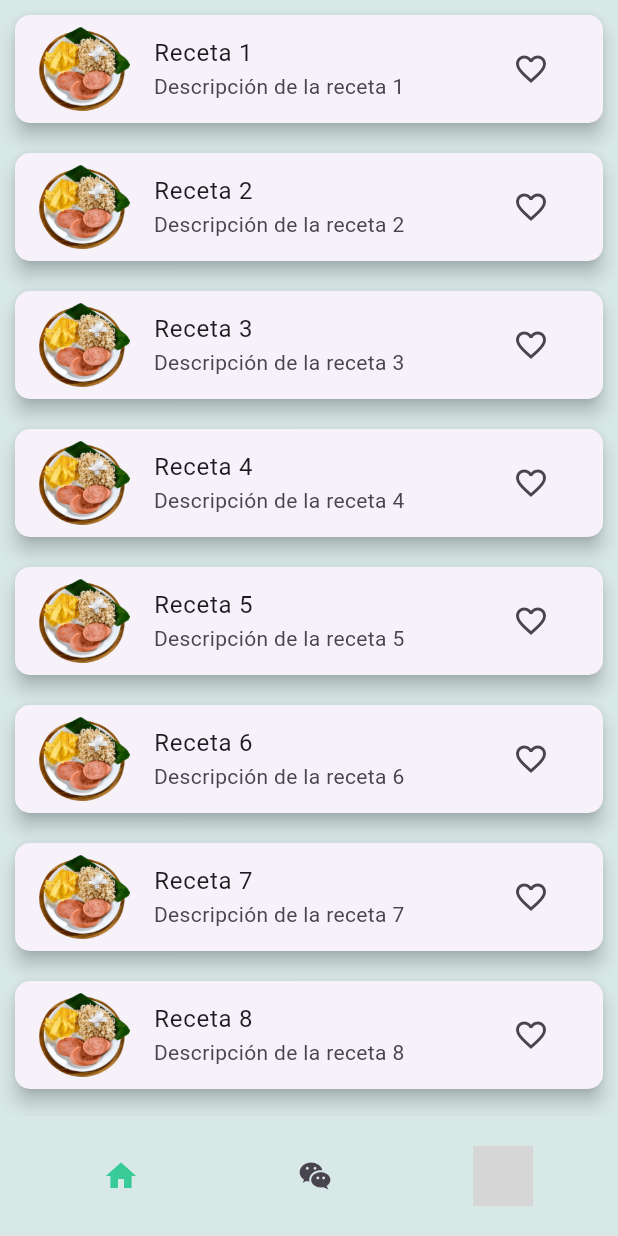
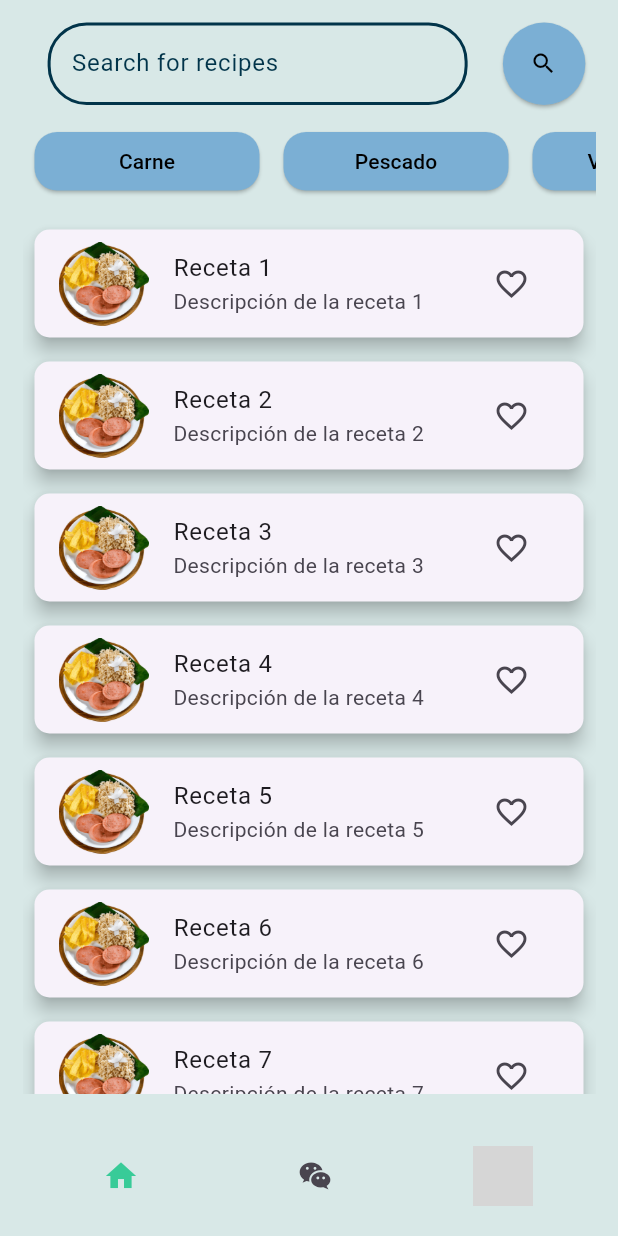
Before and after one commit to antoniofdez20/my_healthy_ai, a Flutter app: the HomeScreen screen opened by its route, on a phone screen of 412 x 824 dp. Run offline on Flutter 3.47's test engine with Material 3 defaults, Android fonts, the phone set to English and light mode, and no system bars; our stand-ins replace cached_network_image, cloud_firestore, firebase_auth, firebase_core, get, google_sign_in and 2 more; accounts and stored records are empty; grey boxes are pictures that could not be loaded.

```diff
--- a/lib/controllers/recetas_controller.dart
+++ b/lib/controllers/recetas_controller.dart
@@ -1,7 +1,18 @@
+import 'package:flutter/material.dart';
 import 'package:get/get.dart';
 
 class RecetasController extends GetxController {
   final RxList<Map<String, dynamic>> recetas = <Map<String, dynamic>>[].obs;
+  TextEditingController searchController = TextEditingController();
+  final List<String> filtros = [
+    'Carne',
+    'Pescado',
+    'Vegetariano',
+    'Comida',
+    'Cena',
+    'Postre',
+    'Desayuno',
+  ];
 
   @override
   void onInit() {
--- a/lib/routes/app_pages.dart
+++ b/lib/routes/app_pages.dart
@@ -38,6 +38,7 @@ class AppPages {
       page: () => const ProfileScreen(),
       binding: BindingsBuilder(() {
         Get.lazyPut<AuthController>(() => AuthController());
+        Get.lazyPut<RecetasController>(() => RecetasController());
       }),
     ),
     GetPage(
--- a/lib/screens/home_screen.dart
+++ b/lib/screens/home_screen.dart
@@ -1,6 +1,7 @@
 import 'package:flutter/material.dart';
 import 'package:get/get.dart';
 import 'package:my_healthy_ai/controllers/controllers.dart';
+import 'package:my_healthy_ai/utils/utils.dart';
 import 'package:my_healthy_ai/widgets/widgets.dart';
 
 class HomeScreen extends StatelessWidget {
@@ -11,7 +12,71 @@ class HomeScreen extends StatelessWidget {
     final authController = Get.find<AuthController>();
     final recetasController = Get.find<RecetasController>();
     return Scaffold(
-      body: Obx(
+      body: SafeArea(
+        child: Container(
+          width: double.infinity,
+          height: double.infinity,
+          padding: const EdgeInsets.all(15),
+          child: Column(
+            mainAxisAlignment: MainAxisAlignment.start,
+            crossAxisAlignment: CrossAxisAlignment.center,
+            children: [
+              Row(
+                mainAxisAlignment: MainAxisAlignment.spaceAround,
+                crossAxisAlignment: CrossAxisAlignment.center,
+                children: [
+                  const SizedBox(
+                    width: 10,
+                  ),
+                  SizedBox(
+                    width: 280,
+                    height: 55,
+                    child: CustomTextField(
+                        hintTextCustom: 'Search for recipes',
+                        controller: recetasController.searchController),
+                  ),
+                  const SizedBox(
+                    width: 10,
+                  ),
+                  ElevatedButton(
+                    style: ElevatedButton.styleFrom(
+                      padding: const EdgeInsets.only(right: 1),
+                      backgroundColor: MyColors.carolinaBlue,
+                      fixedSize: const Size(55, 55),
+                      shape: const CircleBorder(),
+                    ),
+                    onPressed: () {},
+                    child: const Icon(Icons.search),
+                  ),
+                ],
+              ),
+              const SizedBox(height: 10),
+              SizedBox(
+                height: 55,
+                child: ListView.builder(
+                  scrollDirection: Axis.horizontal,
+                  itemCount: recetasController.filtros.length,
+                  itemBuilder: (context, index) {
+                    return Padding(
+                      padding: const EdgeInsets.all(8),
+                      child: ElevatedButton(
+                        style: ElevatedButton.styleFrom(
+                          fixedSize: const Size(150, 55),
+                          backgroundColor: MyColors.carolinaBlue,
+                          shape: RoundedRectangleBorder(
+                            borderRadius: BorderRadius.circular(15),
+                          ),
+                        ),
+                        onPressed: () {},
+                        child: Text(recetasController.filtros[index]),
+                      ),
+                    );
+                  },
+                ),
+              ),
+              const SizedBox(height: 10),
+              Expanded(
+                child: Obx(
                   () => ListView.builder(
                     itemCount: recetasController.recetas.length,
                     itemBuilder: (context, index) {
@@ -21,7 +86,7 @@ class HomeScreen extends StatelessWidget {
                         shape: RoundedRectangleBorder(
                           borderRadius: BorderRadius.circular(10),
                         ),
-              margin: const EdgeInsets.all(10),
+                        margin: const EdgeInsets.all(8),
                         child: ListTile(
                           leading: Image.asset(receta['image']),
                           title: Text(receta['title']),
@@ -30,11 +95,17 @@ class HomeScreen extends StatelessWidget {
                             icon: receta['isFavourite']
                                 ? const Icon(Icons.favorite, color: Colors.red)
                                 : const Icon(Icons.favorite_border),
-                  onPressed: () => recetasController.toggleFavourite(index),
+                            onPressed: () =>
+                                recetasController.toggleFavourite(index),
                           ),
                         ),
                       );
                     },
+                  ),
+                ),
+              ),
+            ],
+          ),
         ),
       ),
       bottomNavigationBar: CustomNavigationBar(
--- /dev/null
+++ b/lib/widgets/custom_text_field.dart
@@ -0,0 +1,38 @@
+import 'package:flutter/material.dart';
+import 'package:my_healthy_ai/utils/utils.dart';
+
+class CustomTextField extends StatelessWidget {
+  const CustomTextField(
+      {super.key, required this.hintTextCustom, required this.controller});
+  final String hintTextCustom;
+  final TextEditingController controller;
+
+  @override
+  Widget build(BuildContext context) {
+    return TextField(
+      autocorrect: true,
+      keyboardType: TextInputType.text,
+      cursorColor: MyColors.prussianBlue,
+      style: const TextStyle(color: MyColors.prussianBlue),
+      decoration: InputDecoration(
+        hintText: hintTextCustom,
+        hintStyle: const TextStyle(color: MyColors.prussianBlue),
+        enabledBorder: const OutlineInputBorder(
+          borderSide: BorderSide(
+            color: MyColors.prussianBlue,
+            width: 2,
+          ),
+          borderRadius: BorderRadius.all(Radius.circular(26)),
+        ),
+        focusedBorder: const OutlineInputBorder(
+          borderSide: BorderSide(
+            color: MyColors.prussianBlue,
+            width: 2,
+          ),
+          borderRadius: BorderRadius.all(Radius.circular(26)),
+        ),
+      ),
+      controller: controller,
+    );
+  }
+}
--- a/lib/widgets/widgets.dart
+++ b/lib/widgets/widgets.dart
@@ -1,3 +1,4 @@
+export 'package:my_healthy_ai/widgets/custom_text_field.dart';
 export 'package:my_healthy_ai/widgets/create_account_form.dart';
 export 'package:my_healthy_ai/widgets/login_form.dart';
 export 'package:my_healthy_ai/widgets/bottom_navigation_bar.dart';
```
Also changed, not shown: lib/screens/chat_screen.dart (+3 -23 lines), lib/screens/profile_screen.dart (+32 -8 lines). Lines whose indentation alone changed are shown as unchanged.
